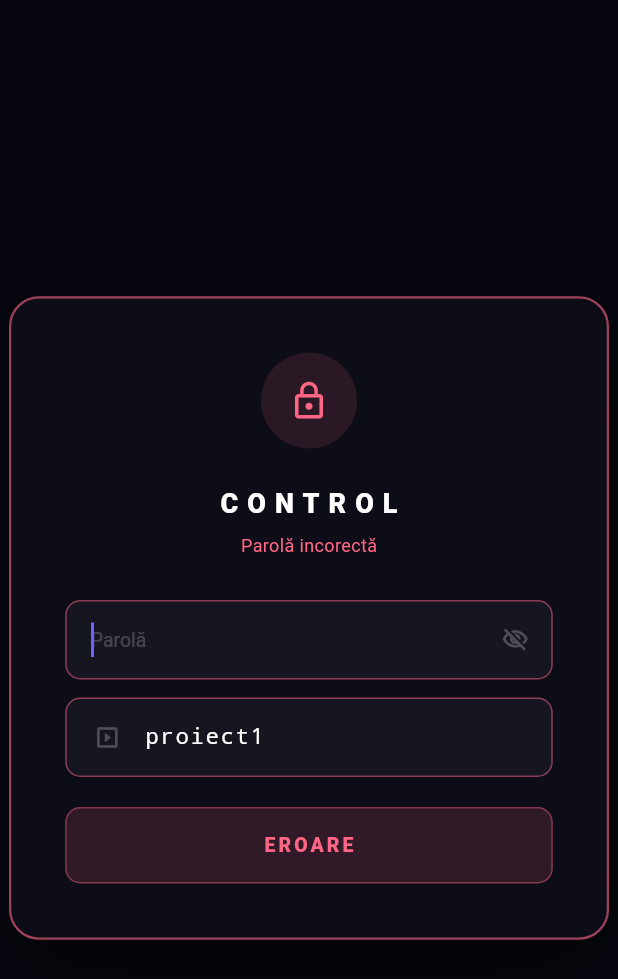
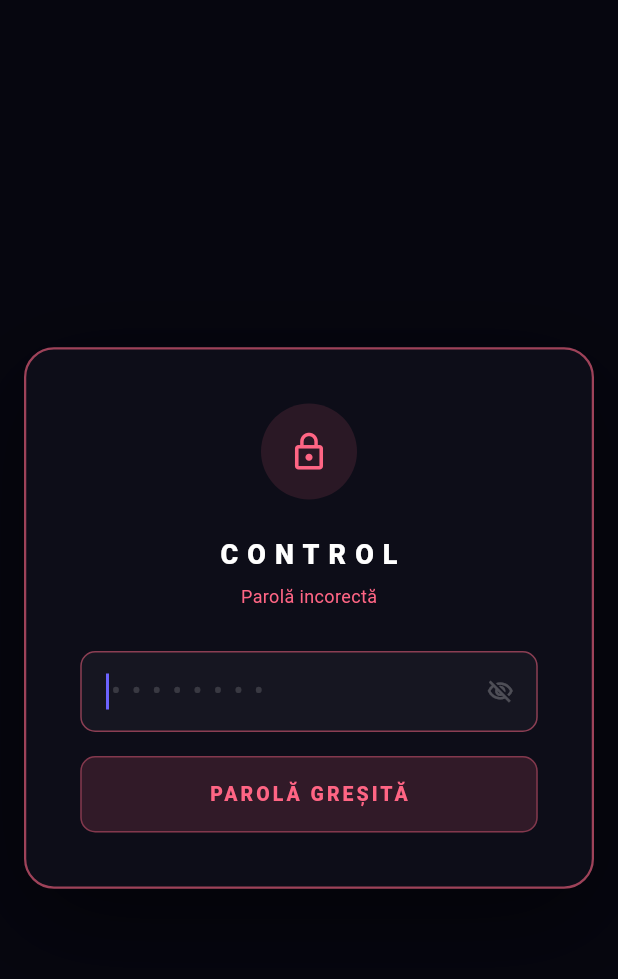
Before and after one commit to Dragos908/Prezzentare, a Flutter app: the ControlGatePage screen opened by its route, after a tap on "INTRĂ", on a phone screen of 412 x 824 dp. Shown: the top 979 px of the screen. Run offline on Flutter 3.47's test engine with Material 3 defaults, Android fonts, the phone set to English and light mode, and no system bars; our stand-ins replace equatable, firebase_core, firebase_database, flutter_animate, flutter_bloc, go_router and 1 more; missing offline and left inert: dart:html, dart:js_interop, dart:ui_web; accounts and stored records are empty.

Commit message:
Update control_gate_page.dart

```diff
--- a/lib/features/control/control_gate_page.dart
+++ b/lib/features/control/control_gate_page.dart
@@ -1,7 +1,8 @@
 // lib/features/control/control_gate_page.dart
 //
-// Login simplu: parolă + numele proiectului (ex: proiect1, proiect3...)
-// Fără selector de proiect, fără broadcast, fără grilă.
+// Panou web — autentificare cu o singură parolă master.
+// Proiectul activ este deja setat din URL (?p=proiect1) în main.dart,
+// prin FirebaseService.init(). Nu e nevoie de nicio selecție suplimentară.
 
 import 'package:flutter/material.dart';
 import 'package:flutter/services.dart';
@@ -21,19 +22,15 @@ class ControlGatePage extends StatefulWidget {
 
 class _ControlGatePageState extends State<ControlGatePage>
     with SingleTickerProviderStateMixin {
-  final _passwordCtrl     = TextEditingController();
-  final _projectCtrl      = TextEditingController(text: 'proiect1');
-  final _passwordFocus    = FocusNode();
-  final _projectFocus     = FocusNode();
+  final _controller       = TextEditingController();
+  final _focusNode        = FocusNode();
   final _keyListenerFocus = FocusNode();
 
   late AnimationController _shakeCtrl;
   late Animation<double>   _shakeAnim;
 
-  bool   _obscure  = true;
-  bool   _hasError = false;
-  bool   _loading  = false;
-  String _errorMsg = '';
+  bool _obscure  = true;
+  bool _hasError = false;
 
   @override
   void initState() {
@@ -51,43 +48,21 @@ class _ControlGatePageState extends State<ControlGatePage>
     ]).animate(CurvedAnimation(parent: _shakeCtrl, curve: Curves.easeInOut));
 
     WidgetsBinding.instance.addPostFrameCallback(
-        (_) => _passwordFocus.requestFocus());
+        (_) => _focusNode.requestFocus());
   }
 
   @override
   void dispose() {
-    _passwordCtrl.dispose();
-    _projectCtrl.dispose();
-    _passwordFocus.dispose();
-    _projectFocus.dispose();
+    _controller.dispose();
+    _focusNode.dispose();
     _keyListenerFocus.dispose();
     _shakeCtrl.dispose();
     super.dispose();
   }
 
-  Future<void> _submit() async {
-    if (_loading) return;
-
-    final password = _passwordCtrl.text.trim();
-    final project  = _projectCtrl.text.trim();
-
-    if (password != _kMasterPassword) {
-      _passwordCtrl.clear();
-      _triggerError('Parolă incorectă');
-      return;
-    }
-    if (project.isEmpty) {
-      _triggerError('Introduceți numele proiectului');
-      return;
-    }
-
-    setState(() => _loading = true);
-
-    await FirebaseService.instance.switchProject(project);
-    if (!mounted) return;
-
+  void _submit() {
+    if (_controller.text.trim() == _kMasterPassword) {
       final bloc = ControlBloc(FirebaseService.instance);
-
       Navigator.of(context).pushReplacement(
         PageRouteBuilder(
           pageBuilder: (_, __, ___) => BlocProvider.value(
@@ -98,12 +73,16 @@ class _ControlGatePageState extends State<ControlGatePage>
           reverseTransitionDuration: Duration.zero,
         ),
       );
+    } else {
+      _controller.clear();
+      _triggerError();
+    }
   }
 
-  void _triggerError(String msg) {
-    setState(() { _hasError = true; _errorMsg = msg; });
+  void _triggerError() {
+    setState(() => _hasError = true);
     _shakeCtrl.forward(from: 0).then((_) {
-      Future.delayed(const Duration(milliseconds: 900), () {
+      Future.delayed(const Duration(milliseconds: 800), () {
         if (mounted) setState(() => _hasError = false);
       });
     });
@@ -129,7 +108,7 @@ class _ControlGatePageState extends State<ControlGatePage>
               child:  child,
             ),
             child: Container(
-              width:   400,
+              width:   380,
               padding: const EdgeInsets.all(36),
               decoration: BoxDecoration(
                 color: const Color(0xFF0d0d18),
@@ -184,13 +163,8 @@ class _ControlGatePageState extends State<ControlGatePage>
                     ),
                   ),
                   const SizedBox(height: 6),
-                  AnimatedSwitcher(
-                    duration: const Duration(milliseconds: 200),
-                    child: Text(
-                      _hasError
-                          ? _errorMsg
-                          : 'Introdu parola și proiectul',
-                      key: ValueKey(_hasError ? _errorMsg : 'default'),
+                  Text(
+                    _hasError ? 'Parolă incorectă' : 'Introdu parola pentru acces',
                     style: TextStyle(
                       color: _hasError
                           ? const Color(0xFFFF6584)
@@ -198,59 +172,70 @@ class _ControlGatePageState extends State<ControlGatePage>
                       fontSize: 12,
                     ),
                   ),
-                  ),
                   const SizedBox(height: 28),
 
                   // ── Câmp parolă ───────────────────────────────────────────
-                  _buildField(
-                    controller: _passwordCtrl,
-                    focusNode:  _passwordFocus,
-                    hint:       'Parolă',
-                    obscure:    _obscure,
-                    suffix: IconButton(
+                  AnimatedContainer(
+                    duration: const Duration(milliseconds: 200),
+                    decoration: BoxDecoration(
+                      borderRadius: BorderRadius.circular(10),
+                      border: Border.all(
+                        color: _hasError
+                            ? const Color(0xFFFF6584).withOpacity(0.5)
+                            : Colors.white.withOpacity(0.12),
+                      ),
+                      color: Colors.white.withOpacity(0.04),
+                    ),
+                    child: TextField(
+                      controller:  _controller,
+                      focusNode:   _focusNode,
+                      obscureText: _obscure,
+                      style: const TextStyle(
+                        color:         Colors.white,
+                        fontSize:      16,
+                        fontFamily:    'monospace',
+                        letterSpacing: 2,
+                      ),
+                      decoration: InputDecoration(
+                        hintText:  '••••••••',
+                        hintStyle: TextStyle(
+                          color:         Colors.white.withOpacity(0.15),
+                          letterSpacing: 4,
+                        ),
+                        border:         InputBorder.none,
+                        contentPadding: const EdgeInsets.symmetric(
+                            horizontal: 16, vertical: 14),
+                        suffixIcon: IconButton(
                           icon: Icon(
                             _obscure
                                 ? Icons.visibility_off_outlined
                                 : Icons.visibility_outlined,
                             color: Colors.white24, size: 18,
                           ),
-                      onPressed: () => setState(() => _obscure = !_obscure),
+                          onPressed: () =>
+                              setState(() => _obscure = !_obscure),
                         ),
                       ),
-                  const SizedBox(height: 12),
-
-                  // ── Câmp proiect ──────────────────────────────────────────
-                  _buildField(
-                    controller: _projectCtrl,
-                    focusNode:  _projectFocus,
-                    hint:       'Proiect  (ex: proiect3)',
-                    prefix: const Padding(
-                      padding: EdgeInsets.only(left: 14, right: 8),
-                      child: Icon(Icons.slideshow_outlined,
-                          color: Colors.white24, size: 18),
+                      onSubmitted: (_) => _submit(),
                     ),
                   ),
-                  const SizedBox(height: 20),
+                  const SizedBox(height: 16),
 
                   // ── Buton INTRĂ ───────────────────────────────────────────
                   SizedBox(
                     width: double.infinity,
                     child: GestureDetector(
-                      onTap: _loading ? null : _submit,
+                      onTap: _submit,
                       child: AnimatedContainer(
                         duration: const Duration(milliseconds: 150),
                         padding: const EdgeInsets.symmetric(vertical: 15),
                         alignment: Alignment.center,
                         decoration: BoxDecoration(
-                          gradient: (!_hasError && !_loading)
-                              ? const LinearGradient(
+                          gradient: _hasError ? null : const LinearGradient(
                             colors: [Color(0xFF6C63FF), Color(0xFF8B5CF6)],
-                                )
-                              : null,
+                          ),
                           color: _hasError
                               ? const Color(0xFFFF6584).withOpacity(0.15)
-                              : _loading
-                                  ? Colors.white.withOpacity(0.06)
                               : null,
                           borderRadius: BorderRadius.circular(10),
                           border: _hasError
@@ -258,15 +243,8 @@ class _ControlGatePageState extends State<ControlGatePage>
                                   color: const Color(0xFFFF6584).withOpacity(0.4))
                               : null,
                         ),
-                        child: _loading
-                            ? const SizedBox(
-                                width: 20, height: 20,
-                                child: CircularProgressIndicator(
-                                  color: Colors.white54, strokeWidth: 2,
-                                ),
-                              )
-                            : Text(
-                                _hasError ? 'EROARE' : 'INTRĂ',
+                        child: Text(
+                          _hasError ? 'PAROLĂ GREȘITĂ' : 'INTRĂ',
                           style: TextStyle(
                             color: _hasError
                                 ? const Color(0xFFFF6584)
@@ -287,52 +265,4 @@ class _ControlGatePageState extends State<ControlGatePage>
       ),
     );
   }
-
-  Widget _buildField({
-    required TextEditingController controller,
-    required FocusNode             focusNode,
-    required String                hint,
-    bool                           obscure = false,
-    Widget?                        suffix,
-    Widget?                        prefix,
-  }) {
-    return AnimatedContainer(
-      duration: const Duration(milliseconds: 200),
-      decoration: BoxDecoration(
-        borderRadius: BorderRadius.circular(10),
-        border: Border.all(
-          color: _hasError
-              ? const Color(0xFFFF6584).withOpacity(0.5)
-              : Colors.white.withOpacity(0.12),
-        ),
-        color: Colors.white.withOpacity(0.04),
-      ),
-      child: TextField(
-        controller:  controller,
-        focusNode:   focusNode,
-        obscureText: obscure,
-        style: const TextStyle(
-          color:      Colors.white,
-          fontSize:   15,
-          fontFamily: 'monospace',
-          letterSpacing: 1,
-        ),
-        decoration: InputDecoration(
-          hintText:  hint,
-          hintStyle: TextStyle(
-            color:       Colors.white.withOpacity(0.2),
-            fontSize:    13,
-            fontFamily:  'sans-serif',
-            letterSpacing: 0,
-          ),
-          border:         InputBorder.none,
-          contentPadding: const EdgeInsets.symmetric(
-              horizontal: 16, vertical: 14),
-          suffixIcon: suffix,
-          prefixIcon: prefix,
-        ),
-        onSubmitted: (_) => _submit(),
-      ),
-    );
 }
-}
```
Lines whose indentation alone changed are shown as unchanged.
